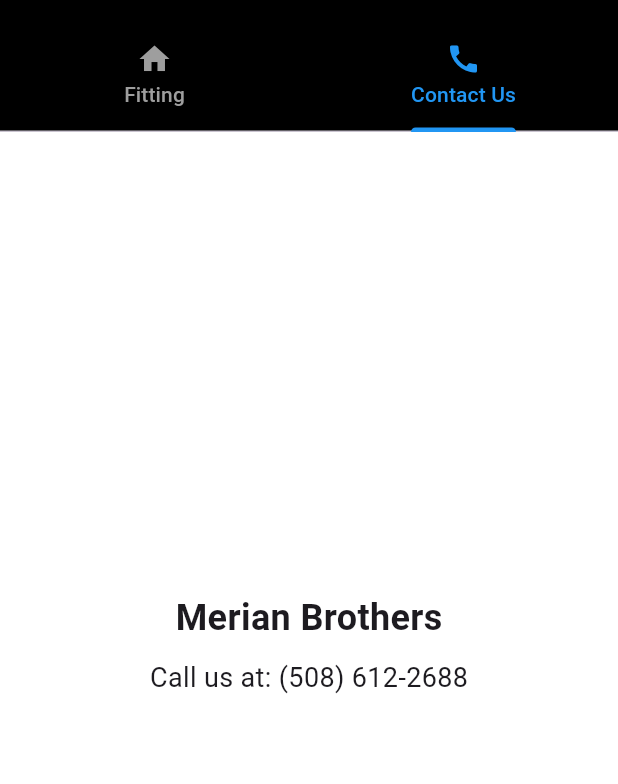
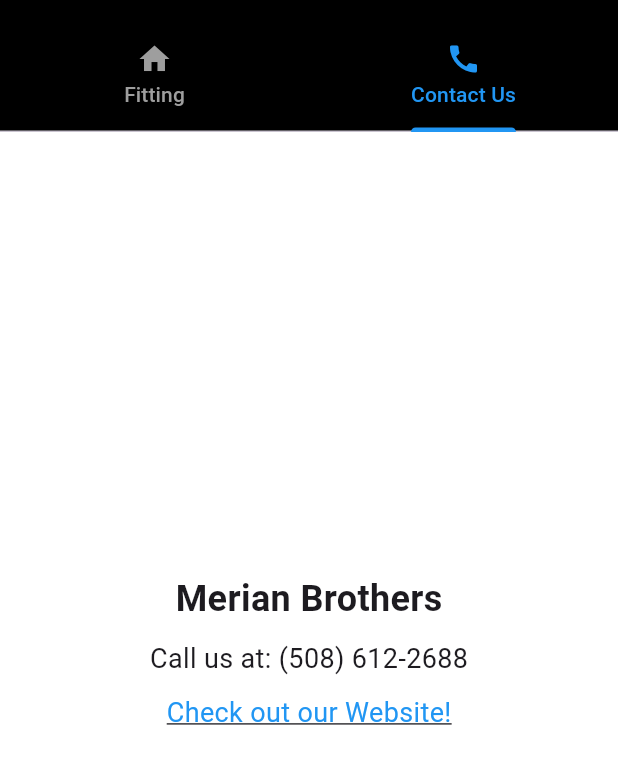
Before and after one commit to CarlosLG5/VirtualFittingRoom, a Flutter app: the screen it shows after launch, tab 2 chosen, on a phone screen of 412 x 824 dp, the part 63-847 px from its top. Run offline on Flutter 3.47's test engine with Material 3 defaults, Android fonts, the phone set to English and light mode, and no system bars; our stand-ins replace image_picker.

Commit message:
Updated File States
Current state of project with updated dependenicies.

```diff
--- a/lib/contact.dart
+++ b/lib/contact.dart
@@ -4,7 +4,7 @@
 class ContactScreen extends StatelessWidget{
   const ContactScreen({super.key});
 
-  /*this is used to launch the url if pressed. go into the AndroidManifest xml to add internet permissions
+  //this is used to launch the url if pressed. go into the AndroidManifest xml to add internet permissions
   void _launchURL(Uri url) async{
     if(await canLaunchUrl(url)){
       await launchUrl(url);
@@ -12,7 +12,7 @@
       throw 'Unable to launch $url';
     }
   }
-  */
+
 
   @override
   Widget build(BuildContext context){
@@ -27,10 +27,10 @@
               SizedBox(height: 10),
               Text('Call us at: (508) 612-2688', style: TextStyle(fontSize: 18)),
               SizedBox(height: 10),
-              //GestureDetector(
-                //onTap: () => _launchURL(Uri.parse('https://www.merianbrothers.com/')),
-                //child: Text('Check out our Website!', style: TextStyle(fontSize: 18, color: Colors.blue, decoration: TextDecoration.underline)),
-              //),
+              GestureDetector(
+                onTap: () => _launchURL(Uri.parse('https://www.merianbrothers.com/')),
+                child: Text('Check out our Website!', style: TextStyle(fontSize: 18, color: Colors.blue, decoration: TextDecoration.underline)),
+              ),
             ],
           ),
         ),
--- a/pubspec.yaml
+++ b/pubspec.yaml
@@ -16,7 +16,7 @@
   provider: ^6.1.2
   image_picker: ^1.1.2 #this is for image use
   url_launcher: ^6.0.12 #for url launching
-
+  tflite_flutter: ^0.11.0 #tflite for ML model
 dev_dependencies:
   flutter_test:
     sdk: flutter
```
Also changed, not shown: pubspec.lock, 3 other files.
